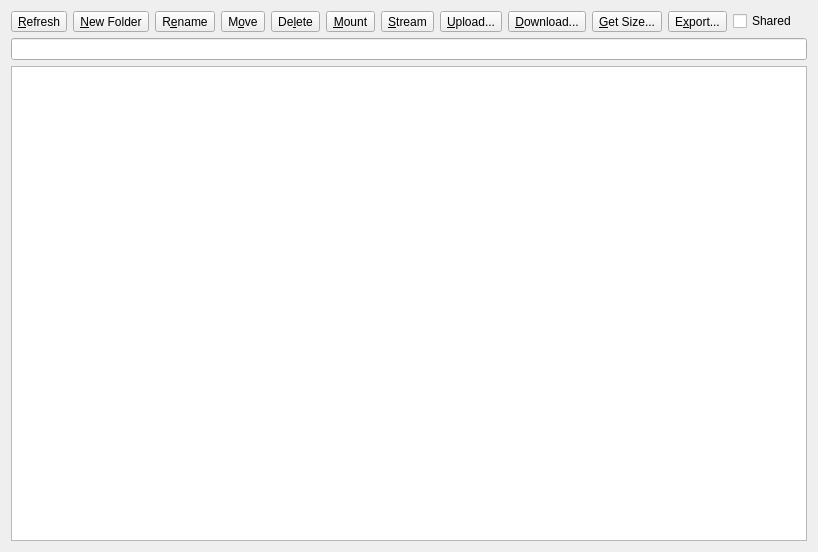
First picture: the form in src/remote_widget.ui, repository SysAdminDoc/RcloneBrowserNG, before the edit.
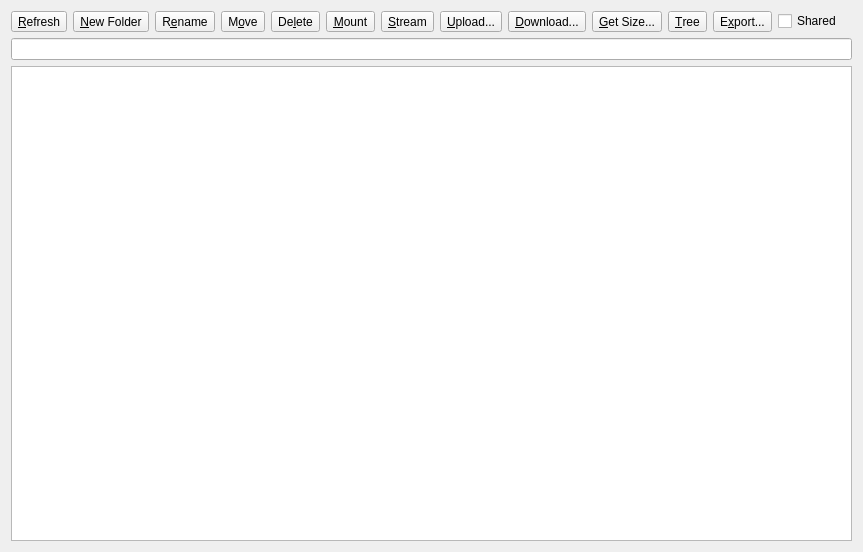
Second picture: the form after the edit.

Commit message: added ShowDirTree button

What changed in the file:
```diff
--- a/src/remote_widget.ui
+++ b/src/remote_widget.ui
@@ -151,6 +151,16 @@
             </property>
            </widget>
           </item>
+          <item>
+           <widget class="QToolButton" name="buttonTree">
+            <property name="text">
+             <string>&amp;Tree</string>
+            </property>
+            <property name="toolButtonStyle">
+             <enum>Qt::ToolButtonTextBesideIcon</enum>
+            </property>
+           </widget>
+          </item>
           <item>
            <widget class="QToolButton" name="buttonExport">
             <property name="text">
```
Left out of the diff: 6 changed lines with no effect on the pictures. The commit also changes 1 other file.
